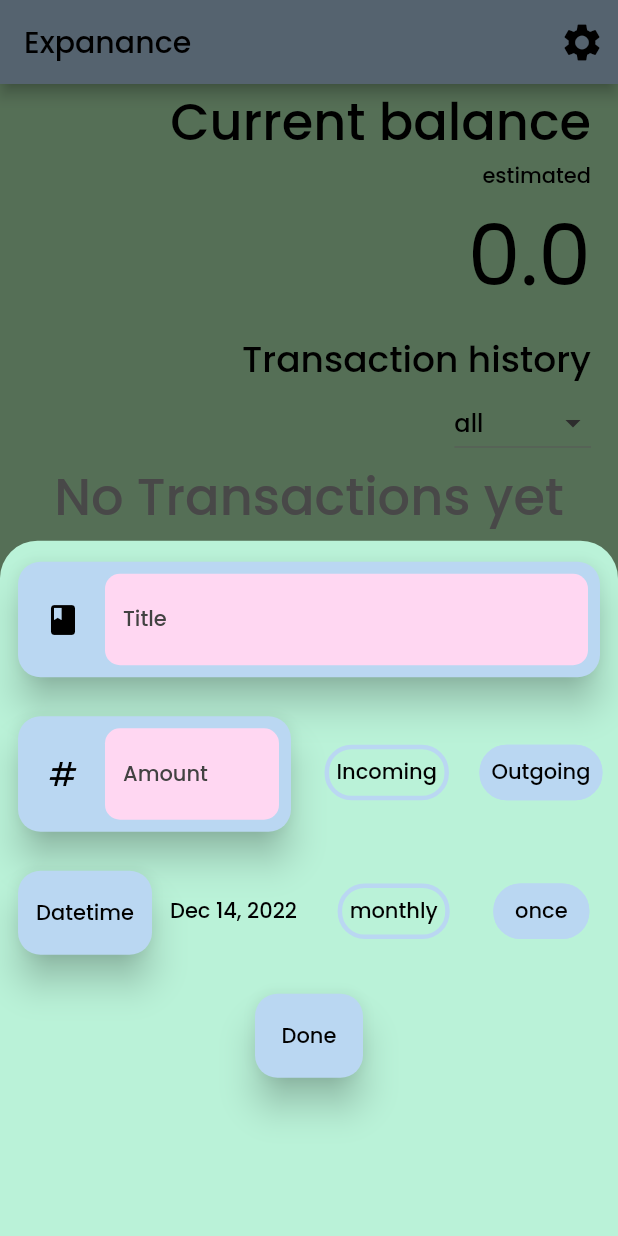
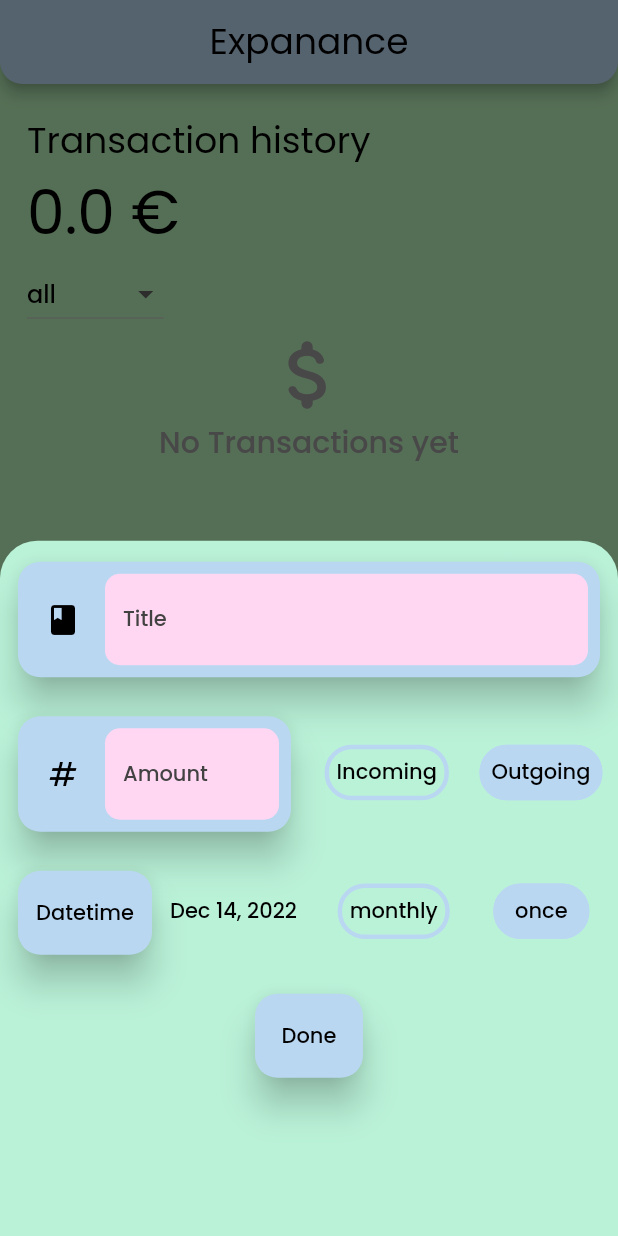
Before and after one commit to KaranSingh1412/expanance, a Flutter app: the screen it shows after launch, after a tap on the "money" icon, on a phone screen of 412 x 824 dp. Run offline on Flutter 3.47's test engine with Material 2 defaults, Android fonts, the phone set to English and light mode, and no system bars; our stand-ins replace hive, hive_flutter; accounts and stored records are empty.

Commit message:
rework app layout and design

```diff
--- a/lib/screens/homepage.dart
+++ b/lib/screens/homepage.dart
@@ -12,6 +12,7 @@ import 'package:provider/provider.dart';
  * - error handling in addtransaction sheet
  * - add animation list
  * - add multiple bank accounts
+ * - add app drawer
  */
 
 class HomePage extends StatefulWidget {
@@ -36,7 +37,8 @@ class _HomePageState extends State<HomePage> {
   @override
   void didChangeDependencies() {
     final transactionProv = Provider.of<TransactionProvider>(context);
-    transactionList = transactionProv.transactions;
+    transactionList =
+        transactionProv.transactions; //get the transactions from the provider
     super.didChangeDependencies();
   }
 
@@ -52,7 +54,7 @@ class _HomePageState extends State<HomePage> {
       context: context,
       backgroundColor: Colors.transparent,
       builder: (context) {
-        return AddTransactionSheet();
+        return const AddTransactionSheet();
       },
     );
   }
@@ -70,28 +72,25 @@ class _HomePageState extends State<HomePage> {
           .fold(0, (value, element) => value + element);
     }
     return Scaffold(
+      //drawer: Drawer(),
       appBar: AppBar(
+        shape: const RoundedRectangleBorder(
+          borderRadius: BorderRadius.only(
+            bottomLeft: Radius.circular(15),
+            bottomRight: Radius.circular(15),
+          ),
+        ),
         title: Text(
           "Expanance",
-          style: Theme.of(context).textTheme.titleLarge,
+          style: Theme.of(context).textTheme.headlineSmall?.copyWith(
+                fontWeight: FontWeight.w400,
+              ),
         ),
+        centerTitle: true,
         backgroundColor: Theme.of(context).appBarTheme.backgroundColor,
         systemOverlayStyle: SystemUiOverlayStyle(
           statusBarColor: Theme.of(context).appBarTheme.backgroundColor,
         ),
-        actions: [
-          IconButton(
-            onPressed: () {
-              /**
-               * add Code here TODO
-               */
-            },
-            icon: const Icon(
-              Icons.settings,
-              color: Colors.black,
-            ),
-          ),
-        ],
       ),
       floatingActionButton: FloatingActionButton(
         backgroundColor: Theme.of(context).colorScheme.primary,
@@ -104,26 +103,25 @@ class _HomePageState extends State<HomePage> {
       ),
       body: Column(
         children: [
+          const SizedBox(
+            height: 20,
+          ),
           Align(
-            alignment: Alignment.topRight,
+            alignment: Alignment.topLeft,
             child: Padding(
-              padding: const EdgeInsets.only(right: 18.0),
+              padding: const EdgeInsets.only(left: 18.0),
               child: Column(
-                crossAxisAlignment: CrossAxisAlignment.end,
+                crossAxisAlignment: CrossAxisAlignment.start,
                 children: [
                   Text(
-                    "Current balance",
-                    style: Theme.of(context).textTheme.headlineMedium,
+                    "Transaction history",
+                    style: Theme.of(context).textTheme.headlineSmall?.copyWith(
+                          fontWeight: FontWeight.normal,
+                        ),
                   ),
                   Text(
-                    "estimated",
-                    style: Theme.of(context).textTheme.bodyLarge,
-                  ),
-                  Text(
-                    totalAmount % 1 == 0
-                        ? '$totalAmount'
-                        : '${totalAmount.toString().split(".")[0]}.${totalAmount.toString().split(".")[1].substring(0, 2)} €',
-                    style: Theme.of(context).textTheme.displayMedium?.copyWith(
+                    "${((totalAmount * 100).round() / 100).toString()} €",
+                    style: Theme.of(context).textTheme.headlineLarge?.copyWith(
                           color: totalAmount < 0
                               ? Colors.red.shade700
                               : Colors.black,
@@ -131,13 +129,6 @@ class _HomePageState extends State<HomePage> {
                               ? FontWeight.w500
                               : FontWeight.normal,
                         ),
-                  ),
-                  const SizedBox(
-                    height: 10,
-                  ),
-                  Text(
-                    "Transaction history",
-                    style: Theme.of(context).textTheme.headlineSmall,
                   ),
                   DropdownButton(
                     value: initialDropdownValue,
@@ -182,11 +173,20 @@ class _HomePageState extends State<HomePage> {
                     ),
                   ),
                 )
-              : Text(
-                  "No Transactions yet",
-                  style: Theme.of(context).textTheme.headlineMedium?.copyWith(
-                        color: Colors.grey.shade500,
-                      ),
+              : Column(
+                  children: [
+                    Icon(
+                      Icons.attach_money_rounded,
+                      color: Colors.grey.shade500,
+                      size: 60,
+                    ),
+                    Text(
+                      "No Transactions yet",
+                      style: Theme.of(context).textTheme.titleLarge?.copyWith(
+                            color: Colors.grey.shade500,
+                          ),
+                    ),
+                  ],
                 ),
         ],
       ),
```
